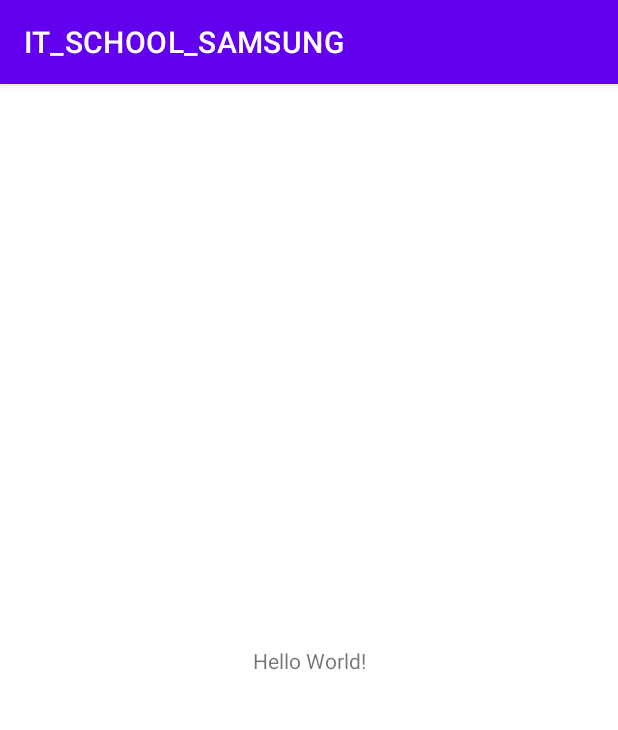
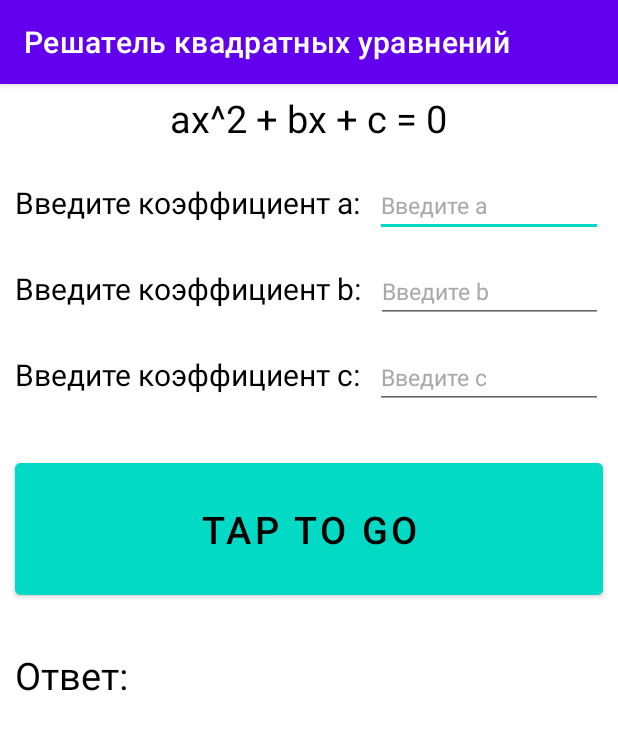
Before and after one commit to VcegdaNaPozitive/Homework_ANDROID, an Android app: the screen it shows after launch (MainActivity), on a phone screen of 412 x 824 dp. Shown: the top 730 px of the screen. Run offline under Robolectric (Android 15) with nearby library versions, the phone set to English and light mode, and no system bars.

Commit message:
Homework_10

```diff
--- a/app/src/main/java/com/example/it_school_samsung/MainActivity.java
+++ b/app/src/main/java/com/example/it_school_samsung/MainActivity.java
@@ -3,12 +3,57 @@ package com.example.it_school_samsung;
 import androidx.appcompat.app.AppCompatActivity;
 
 import android.os.Bundle;
+import android.text.TextUtils;
+import android.view.View;
+import android.widget.EditText;
+import android.widget.TextView;
+import android.widget.Toast;
 
 public class MainActivity extends AppCompatActivity {
+
+    private EditText editTextA;
+    private EditText editTextB;
+    private EditText editTextC;
+    private TextView textViewX;
+    private int a;
 
     @Override
     protected void onCreate(Bundle savedInstanceState) {
         super.onCreate(savedInstanceState);
         setContentView(R.layout.activity_main);
+        editTextA = findViewById(R.id.edit_text_a);
+        editTextB = findViewById(R.id.edit_text_b);
+        editTextC = findViewById(R.id.edit_text_c);
+        textViewX = findViewById(R.id.text_view_x);
+    }
+
+
+    private int getIntValue(EditText editText) {
+        return Integer.parseInt(editText.getText().toString());
+    }
+
+
+    public void click(View view) {
+        int a = getIntValue(editTextA);
+        int b = getIntValue(editTextB);
+        int c = getIntValue(editTextC);
+        if (a == 0) {
+            Toast.makeText(this, "а не может быть равно 0", Toast.LENGTH_SHORT).show();
+        } else {
+            int D = b * b - 4 * a * c;
+            double x = 0;
+            if (D > 0) {
+                double x1 = 0, x2 = 0;
+                x1 = (-b - Math.sqrt(D)) / (2 * a);
+                x2 = (-b + Math.sqrt(D)) / (2 * a);
+                textViewX.setText("x1 = " + (String.format("%.2f", x1)) + "; x2 = " + (String.format("%.2f", x2)) + ".");
+            } else if (D == 0) {
+                x = -b / (2 * a);
+                textViewX.setText("x = " + (String.format("%.2f", x)) + ".");
+
+            } else {
+                textViewX.setText("уравнение не имеет решений.");
+            }
+        }
     }
 }
--- a/app/src/main/res/layout/activity_main.xml
+++ b/app/src/main/res/layout/activity_main.xml
@@ -1,18 +1,141 @@
 <?xml version="1.0" encoding="utf-8"?>
-<androidx.constraintlayout.widget.ConstraintLayout xmlns:android="http://schemas.android.com/apk/res/android"
-    xmlns:app="http://schemas.android.com/apk/res-auto"
+<LinearLayout xmlns:android="http://schemas.android.com/apk/res/android"
     xmlns:tools="http://schemas.android.com/tools"
     android:layout_width="match_parent"
     android:layout_height="match_parent"
-    tools:context=".MainActivity">
+    android:background="@color/white"
+    android:orientation="vertical">
 
     <TextView
         android:layout_width="wrap_content"
         android:layout_height="wrap_content"
-        android:text="Hello World!"
-        app:layout_constraintBottom_toBottomOf="parent"
-        app:layout_constraintEnd_toEndOf="parent"
-        app:layout_constraintStart_toStartOf="parent"
-        app:layout_constraintTop_toTopOf="parent" />
+        android:text="ax^2 + bx + c = 0"
+        android:textColor="@color/black"
+        android:textSize="25sp"
+        android:layout_gravity="center_horizontal"
+        android:layout_marginTop="5dp"/>
 
-</androidx.constraintlayout.widget.ConstraintLayout>
+    <LinearLayout
+        android:layout_width="match_parent"
+        android:layout_height="wrap_content"
+        android:orientation="horizontal"
+        android:layout_marginTop="20dp"
+        android:layout_marginLeft="10dp"
+        android:layout_marginRight="10dp">
+
+        <TextView
+            android:layout_width="wrap_content"
+            android:layout_height="wrap_content"
+            android:text="Введите коэффициент а:"
+            android:textColor="@color/black"
+            android:textSize="20sp"/>
+
+        <EditText
+            android:inputType="numberDecimal|numberSigned"
+            android:id="@+id/edit_text_a"
+            android:layout_marginLeft="10dp"
+            android:layout_width="match_parent"
+            android:layout_height="wrap_content"
+            android:hint="Введите а"
+            android:textColorHint="@color/grey"
+            android:textSize="15sp"
+            android:textColor="@color/black"/>
+
+    </LinearLayout>
+
+    <LinearLayout
+        android:layout_width="match_parent"
+        android:layout_height="wrap_content"
+        android:orientation="horizontal"
+        android:layout_marginTop="15dp"
+        android:layout_marginLeft="10dp"
+        android:layout_marginRight="10dp">
+
+        <TextView
+            android:layout_width="wrap_content"
+            android:layout_height="wrap_content"
+            android:text="Введите коэффициент b:"
+            android:textColor="@color/black"
+            android:textSize="20sp"/>
+
+        <EditText
+            android:inputType="numberDecimal|numberSigned"
+            android:id="@+id/edit_text_b"
+            android:layout_marginLeft="10dp"
+            android:layout_width="match_parent"
+            android:layout_height="wrap_content"
+            android:hint="Введите b"
+            android:textColorHint="@color/grey"
+            android:textSize="15sp"
+            android:textColor="@color/black"/>
+
+    </LinearLayout>
+
+    <LinearLayout
+        android:layout_width="match_parent"
+        android:layout_height="wrap_content"
+        android:orientation="horizontal"
+        android:layout_marginTop="15dp"
+        android:layout_marginLeft="10dp"
+        android:layout_marginRight="10dp">
+
+        <TextView
+            android:layout_width="wrap_content"
+            android:layout_height="wrap_content"
+            android:text="Введите коэффициент c:"
+            android:textColor="@color/black"
+            android:textSize="20sp"/>
+
+        <EditText
+            android:inputType="numberDecimal|numberSigned"
+            android:id="@+id/edit_text_c"
+            android:layout_marginLeft="10dp"
+            android:layout_width="match_parent"
+            android:layout_height="wrap_content"
+            android:hint="Введите c"
+            android:textColorHint="@color/grey"
+            android:textSize="15sp"
+            android:textColor="@color/black"/>
+
+    </LinearLayout>
+
+    <Button
+        android:id="@+id/button_click"
+        android:layout_marginLeft="10dp"
+        android:layout_marginRight="10dp"
+        android:layout_width="match_parent"
+        android:layout_height="100dp"
+        android:layout_marginTop="30dp"
+        android:backgroundTint="@color/teal_200"
+        android:textColor="@color/black"
+        android:text="TAP TO GO"
+        android:textSize="25sp"
+        android:onClick="click"/>
+
+    <LinearLayout
+        android:layout_width="match_parent"
+        android:layout_height="wrap_content"
+        android:orientation="horizontal"
+        android:layout_marginTop="30dp"
+        android:layout_marginLeft="10dp"
+        android:layout_marginRight="10dp">
+
+        <TextView
+            android:layout_width="wrap_content"
+            android:layout_height="wrap_content"
+            android:text="Ответ:"
+            android:textColor="@color/black"
+            android:textSize="25sp"/>
+
+        <TextView
+            android:id="@+id/text_view_x"
+            android:layout_marginLeft="10dp"
+            android:layout_width="wrap_content"
+            android:layout_height="wrap_content"
+            android:textColor="@color/black"
+            android:textSize="25sp"
+            tools:text="x1 = 1; x2 = 4."/>
+
+    </LinearLayout>
+
+</LinearLayout>
--- a/app/src/main/res/values/colors.xml
+++ b/app/src/main/res/values/colors.xml
@@ -7,4 +7,5 @@
     <color name="teal_700">#FF018786</color>
     <color name="black">#FF000000</color>
     <color name="white">#FFFFFFFF</color>
+    <color name="grey">#A9A9A9</color>
 </resources>
--- a/app/src/main/res/values/strings.xml
+++ b/app/src/main/res/values/strings.xml
@@ -1,3 +1,3 @@
 <resources>
-    <string name="app_name">IT_SCHOOL_SAMSUNG</string>
+    <string name="app_name">Решатель квадратных уравнений</string>
 </resources>
```
